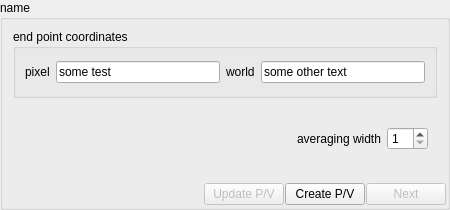
Old version of the form code/display/region/PVLineStats.ui in the repository radio-astro/casa.
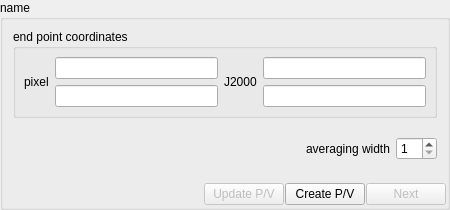
New version of the form.

Commit message:
New Development: no             JIRA Issue: no       Ready to Release: yes      Interface Changes: none What Interface Changed: none          Test Programs: none   Put in Release Notes: no
           Description: connect end point display

Diff of the .ui file:
```diff
--- a/code/display/region/PVLineStats.ui
+++ b/code/display/region/PVLineStats.ui
@@ -65,6 +65,9 @@
          <string>end point coordinates</string>
         </property>
         <layout class="QHBoxLayout" name="horizontalLayout_2">
+         <property name="margin">
+          <number>8</number>
+         </property>
          <item>
           <widget class="QLabel" name="pixel_label">
            <property name="text">
@@ -73,30 +76,110 @@
           </widget>
          </item>
          <item>
-          <widget class="QLineEdit" name="pixel_coord">
-           <property name="text">
-            <string>some test</string>
+          <widget class="QFrame" name="frame">
+           <property name="sizePolicy">
+            <sizepolicy hsizetype="Preferred" vsizetype="Fixed">
+             <horstretch>0</horstretch>
+             <verstretch>0</verstretch>
+            </sizepolicy>
            </property>
-           <property name="readOnly">
-            <bool>true</bool>
+           <property name="frameShape">
+            <enum>QFrame::NoFrame</enum>
            </property>
+           <property name="frameShadow">
+            <enum>QFrame::Plain</enum>
+           </property>
+           <property name="lineWidth">
+            <number>0</number>
+           </property>
+           <layout class="QVBoxLayout" name="verticalLayout_2">
+            <property name="margin">
+             <number>0</number>
+            </property>
+            <item>
+             <widget class="QLineEdit" name="pixel_pt1">
+              <property name="toolTip">
+               <string>pixel coordinates for first point</string>
+              </property>
+              <property name="text">
+               <string/>
+              </property>
+              <property name="readOnly">
+               <bool>true</bool>
+              </property>
+             </widget>
+            </item>
+            <item>
+             <widget class="QLineEdit" name="pixel_pt2">
+              <property name="toolTip">
+               <string>pixel coordinates for second point</string>
+              </property>
+              <property name="text">
+               <string/>
+              </property>
+              <property name="readOnly">
+               <bool>true</bool>
+              </property>
+             </widget>
+            </item>
+           </layout>
           </widget>
          </item>
          <item>
           <widget class="QLabel" name="world_label">
            <property name="text">
-            <string>world</string>
+            <string>J2000</string>
            </property>
           </widget>
          </item>
          <item>
-          <widget class="QLineEdit" name="world_coord">
-           <property name="text">
-            <string>some other text</string>
+          <widget class="QFrame" name="frame">
+           <property name="sizePolicy">
+            <sizepolicy hsizetype="Preferred" vsizetype="Fixed">
+             <horstretch>0</horstretch>
+             <verstretch>0</verstretch>
+            </sizepolicy>
            </property>
-           <property name="readOnly">
-            <bool>true</bool>
+           <property name="frameShape">
+            <enum>QFrame::NoFrame</enum>
            </property>
+           <property name="frameShadow">
+            <enum>QFrame::Plain</enum>
+           </property>
+           <property name="lineWidth">
+            <number>0</number>
+           </property>
+           <layout class="QVBoxLayout" name="verticalLayout_2">
+            <property name="margin">
+             <number>0</number>
+            </property>
+            <item>
+             <widget class="QLineEdit" name="world_pt1">
+              <property name="toolTip">
+               <string>world coordinates for first point</string>
+              </property>
+              <property name="text">
+               <string/>
+              </property>
+              <property name="readOnly">
+               <bool>true</bool>
+              </property>
+             </widget>
+            </item>
+            <item>
+             <widget class="QLineEdit" name="world_pt2">
+              <property name="toolTip">
+               <string>world coordinates for second point</string>
+              </property>
+              <property name="text">
+               <string/>
+              </property>
+              <property name="readOnly">
+               <bool>true</bool>
+              </property>
+             </widget>
+            </item>
+           </layout>
           </widget>
          </item>
         </layout>
@@ -114,6 +197,9 @@
          <number>0</number>
         </property>
         <layout class="QHBoxLayout" name="horizontalLayout_3">
+         <property name="margin">
+          <number>0</number>
+         </property>
          <item>
           <spacer name="horizontalSpacer_2">
            <property name="orientation">
```
Left out of the diff: 13 changed lines with no effect on the pictures. The commit also changes 8 other files.
